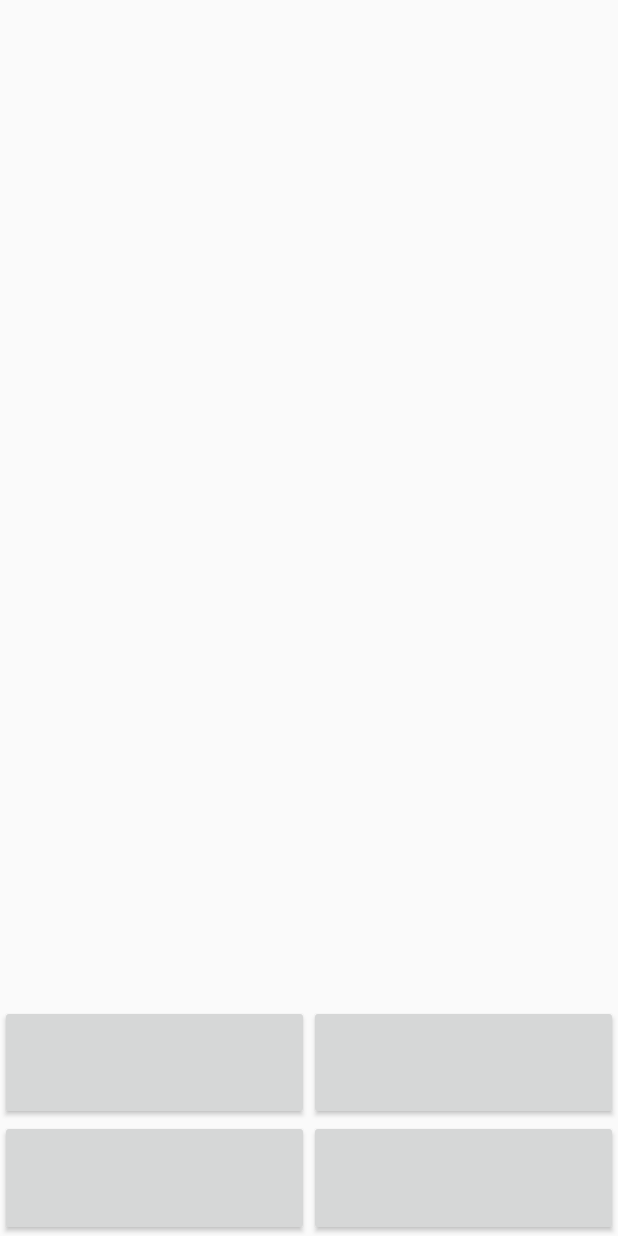
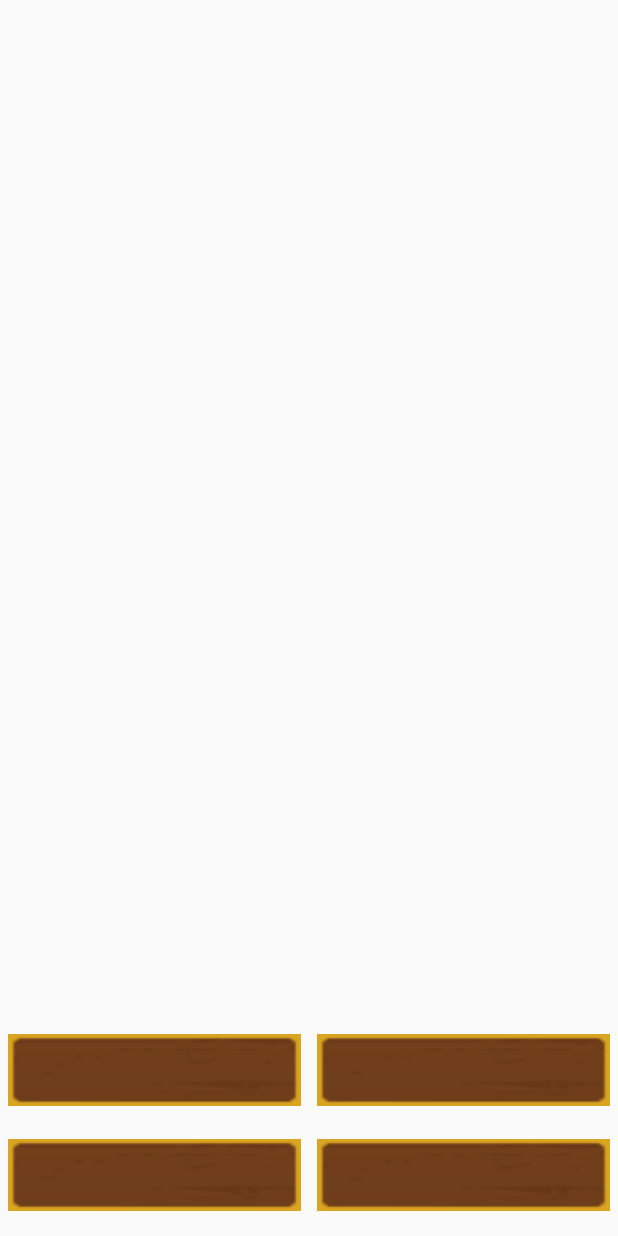
Before and after one commit to OliverJ20/Escape-from-Castle-Dreadcliff, an Android app: the layout fragment_input_navigate.xml on its own in the app's theme, with its tools: preview values and no code run, on a phone screen of 412 x 824 dp. Run offline under Robolectric (Android 15) with nearby library versions, the phone set to English and light mode, and no system bars.

Commit message:
most of the design done, just have class selection and loading todo

```diff
--- a/EscapeFromCastleDreadCliff/app/src/main/res/layout/fragment_input_navigate.xml
+++ b/EscapeFromCastleDreadCliff/app/src/main/res/layout/fragment_input_navigate.xml
@@ -7,9 +7,8 @@
 
         </LinearLayout>
 
-    <LinearLayout
-        android:layout_height="154dp" android:layout_width="fill_parent"
-        >
+    <LinearLayout android:layout_width="fill_parent"
+        android:layout_height="140dp">
 
         <TableLayout xmlns:android="http://schemas.android.com/apk/res/android"
             android:id="@+id/tableLayout1"
@@ -25,16 +24,22 @@
                 <Button
                     android:id="@+id/topLEFTbtn"
                     android:layout_width="0dp"
-                    android:layout_height="fill_parent"
+                    android:layout_height="wrap_content"
                     android:layout_weight="1"
-                    android:onClick="topLeftButtonClickHandaler"/>
+                    android:onClick="topLeftButtonClickHandaler"
+                    android:layout_margin="5dp"
+                    android:textColor="#DAA520"
+                    android:background="@drawable/button" />
 
                 <Button
                     android:id="@+id/topRIGHTbtn"
                     android:layout_width="0dp"
-                    android:layout_height="fill_parent"
+                    android:layout_height="wrap_content"
                     android:layout_weight="1"
-                    android:onClick="topRightButtonClickHandaler"/>
+                    android:onClick="topRightButtonClickHandaler"
+                    android:layout_margin="5dp"
+                    android:textColor="#DAA520"
+                    android:background="@drawable/button" />
             </TableRow>
 
             <TableRow
@@ -47,16 +52,22 @@
                 <Button
                     android:id="@+id/bottomLEFTbtn"
                     android:layout_width="0dp"
-                    android:layout_height="fill_parent"
+                    android:layout_height="wrap_content"
                     android:layout_weight="1"
-                    android:onClick="bottomLeftButtonClickHandaler"/>
+                    android:onClick="bottomLeftButtonClickHandaler"
+                    android:layout_margin="5dp"
+                    android:textColor="#DAA520"
+                    android:background="@drawable/button" />
 
                 <Button
                     android:id="@+id/bottomRIGHTbtn"
                     android:layout_width="0dp"
-                    android:layout_height="fill_parent"
+                    android:layout_height="wrap_content"
                     android:layout_weight="1"
-                    android:onClick="bottomRightButtonClickHandaler"/>
+                    android:onClick="bottomRightButtonClickHandaler"
+                    android:background="@drawable/button"
+                    android:textColor="#DAA520"
+                    android:layout_margin="5dp" />
             </TableRow>
 
         </TableLayout>
--- a/EscapeFromCastleDreadCliff/app/src/main/res/layout/fragment_story.xml
+++ b/EscapeFromCastleDreadCliff/app/src/main/res/layout/fragment_story.xml
@@ -8,13 +8,14 @@
         android:id="@+id/story_header"
         android:layout_width="match_parent"
         android:layout_height="wrap_content"
-        android:text=""
         android:textSize="30sp"
         android:layout_centerHorizontal="true"
         android:textAlignment="center"
         android:background="@drawable/sign"
         android:layout_marginLeft="10dp"
-        android:layout_marginRight="10dp" />
+        android:layout_marginRight="10dp"
+        android:textColor="#DAA520"
+        android:paddingBottom="5dp" />
 
     <LinearLayout
         android:orientation="vertical"
--- a/EscapeFromCastleDreadCliff/app/src/main/res/values/styles.xml
+++ b/EscapeFromCastleDreadCliff/app/src/main/res/values/styles.xml
@@ -6,6 +6,12 @@
         <item name="colorPrimary">@color/colorPrimary</item>
         <item name="colorPrimaryDark">@color/colorPrimaryDark</item>
         <item name="colorAccent">@color/colorAccent</item>
+
+        <!-- Makes the app fullscreen -->
+        <item name="windowNoTitle">true</item>
+        <item name="windowActionBar">false</item>
+        <item name="android:windowFullscreen">true</item>
+        <item name="android:windowContentOverlay">@null</item>
 
        <!-- <item name="android:buttonStyle">@style/newbuttonstyle</item>
 
```
Also changed, not shown: EscapeFromCastleDreadCliff/app/src/main/res/layout/fragment_input.xml (+22 -16 lines), EscapeFromCastleDreadCliff/app/src/main/res/layout/fragment_inspect_option.xml (+16 -11 lines), EscapeFromCastleDreadCliff/app/src/main/res/layout/fragment_main_menu.xml (+6 -4 lines), EscapeFromCastleDreadCliff/app/src/main/res/drawable/button.png (added), EscapeFromCastleDreadCliff/app/src/main/res/drawable/sign.png.
